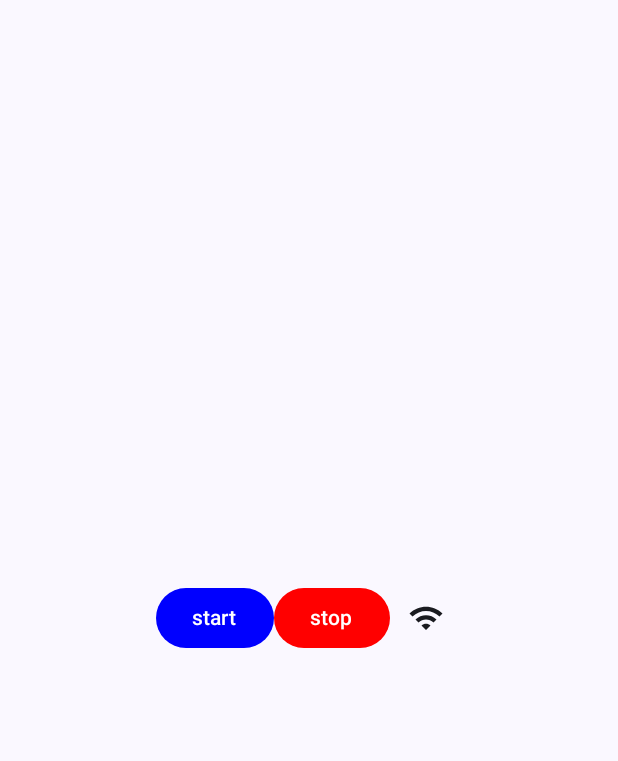
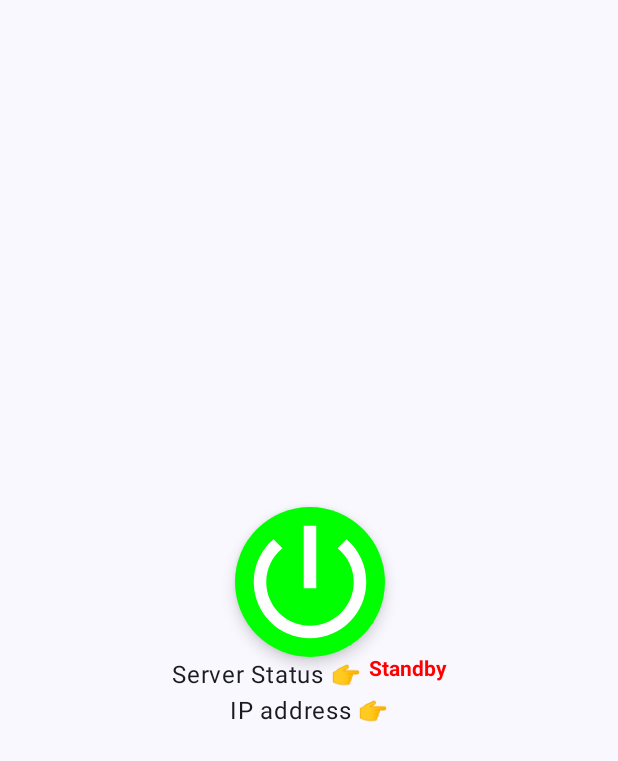
Before and after one commit to Kate941-su/EasyTransferAndroid, an Android app built with Jetpack Compose: the screen it shows after launch (MainActivity), on a phone screen of 412 x 824 dp. Shown: the top 761 px of the screen. Run offline under Robolectric (Android 15) with nearby library versions, the phone set to English and light mode, and no system bars; our stand-ins replace Timber; 2 statements that could not run were skipped.

Commit message:
add: make ui better

```diff
--- a/app/src/main/java/com/kaitokitaya/easytransfer/mainScreen/MainScreen.kt
+++ b/app/src/main/java/com/kaitokitaya/easytransfer/mainScreen/MainScreen.kt
@@ -1,33 +1,50 @@
 package com.kaitokitaya.easytransfer.mainScreen
 
 import androidx.compose.foundation.layout.Arrangement
+import androidx.compose.foundation.layout.Box
 import androidx.compose.foundation.layout.Column
 import androidx.compose.foundation.layout.Row
+import androidx.compose.foundation.layout.fillMaxHeight
 import androidx.compose.foundation.layout.fillMaxSize
+import androidx.compose.foundation.layout.fillMaxWidth
 import androidx.compose.foundation.layout.padding
+import androidx.compose.foundation.layout.size
+import androidx.compose.foundation.shape.CircleShape
 import androidx.compose.material3.Button
 import androidx.compose.material3.ButtonDefaults
+import androidx.compose.material3.FloatingActionButton
 import androidx.compose.material3.Icon
 import androidx.compose.material3.IconButton
 import androidx.compose.material3.Scaffold
+import androidx.compose.material3.Switch
 import androidx.compose.material3.Text
 import androidx.compose.runtime.Composable
 import androidx.compose.runtime.LaunchedEffect
 import androidx.compose.runtime.collectAsState
+import androidx.compose.runtime.getValue
+import androidx.compose.runtime.mutableStateOf
+import androidx.compose.runtime.remember
+import androidx.compose.runtime.saveable.rememberSaveable
+import androidx.compose.runtime.setValue
 import androidx.compose.ui.Alignment
 import androidx.compose.ui.Modifier
 import androidx.compose.ui.graphics.Color
 import androidx.compose.ui.graphics.vector.ImageVector
 import androidx.compose.ui.res.vectorResource
+import androidx.compose.ui.text.TextStyle
+import androidx.compose.ui.text.font.FontWeight
 import androidx.compose.ui.tooling.preview.Preview
+import androidx.compose.ui.unit.dp
 import com.kaitokitaya.easytransfer.R
 import com.kaitokitaya.easytransfer.httpServer.HttpServer
+import com.kaitokitaya.easytransfer.mainScreen.model.ServerStatus
 import com.kaitokitaya.easytransfer.originalType.VoidCallback
 import timber.log.Timber
 
 @Composable
 fun MainScreen(viewModel: MainScreenViewModel) {
     val ipAddress = viewModel.ipAddress.collectAsState()
+    val serverStatus = viewModel.serverStatus.collectAsState()
     LaunchedEffect(Unit) {
         viewModel.startStorageAccessPermissionRequest()
         val dir = viewModel.getDirectoryItem()
@@ -35,41 +52,77 @@ fun MainScreen(viewModel: MainScreenViewModel) {
     }
     MainPage(
         ipAddress = ipAddress.value,
-        onTapStart = { viewModel.onTapStart() },
-        onTapStop = { viewModel.onTapStop() }
+        serverStatus = serverStatus.value,
+        onTapPowerButton = {
+            if (serverStatus.value == ServerStatus.Working) {
+                viewModel.onLoading()
+                viewModel.onStop()
+            } else if (serverStatus.value == ServerStatus.Standby) {
+                viewModel.onLoading()
+                viewModel.onStart()
+            }
+        },
     )
 }
 
 @Composable
 fun MainPage(
     ipAddress: String?,
-    onTapStart: VoidCallback,
-    onTapStop: VoidCallback,
+    serverStatus: ServerStatus,
+    onTapPowerButton: VoidCallback,
 ) {
     Scaffold { innerPadding ->
-        Column(
+        Column(modifier = Modifier.fillMaxSize()) {
+            Box(
                 modifier = Modifier
                     .padding(innerPadding)
-                .fillMaxSize(),
-            verticalArrangement = Arrangement.Center,
-            horizontalAlignment = Alignment.CenterHorizontally,
+                    .fillMaxWidth()
+                    .fillMaxHeight(),
+                contentAlignment = Alignment.Center
             ) {
+                Column(
+                    horizontalAlignment = Alignment.CenterHorizontally
+                ) {
+                    FloatingActionButton(
+                        onClick = onTapPowerButton,
+                        modifier = Modifier.size(100.dp),
+                        containerColor = when (serverStatus) {
+                            ServerStatus.Standby -> Color.Green
+                            ServerStatus.Launching, ServerStatus.Shutdown -> Color.Yellow
+                            ServerStatus.Working -> Color.Red
+                        },
+                        contentColor = Color.White,
+                        shape = CircleShape
+                    ) {
+                        Icon(
+                            imageVector = ImageVector.vectorResource(id = R.drawable.baseline_power_settings_new_24),
+                            contentDescription = "",
+                            modifier = Modifier.fillMaxSize()
+                        )
+                    }
                     Row {
-                Button(onClick = onTapStart, colors = ButtonDefaults.buttonColors(containerColor = Color.Blue)) {
-                    Text(text = "start")
+                        Text(text = "Server Status 👉 ")
+                        Text(
+                            text = serverStatus.stateName,
+                            style = TextStyle(
+                                color = Color.Red,
+                                fontWeight = FontWeight.Bold
+                            )
+                        )
                     }
-                Button(onClick = onTapStop, colors = ButtonDefaults.buttonColors(containerColor = Color.Red)) {
-                    Text(text = "stop")
-                }
-                IconButton(onClick = { }) {
-                    Icon(
-                        imageVector = ImageVector.vectorResource(id = R.drawable.baseline_wifi_24),
-                        contentDescription = "wifi"
+                    Row {
+                        Text(text = "IP address 👉")
+                        if (ipAddress != null) {
+                            Text(
+                                text = "$ipAddress:${HttpServer.PORT}",
+                                style = TextStyle(
+                                    color = Color.Red,
+                                    fontWeight = FontWeight.Bold
+                                )
                             )
                         }
                     }
-            if (ipAddress != null) {
-                Text(text = "Your IP Adress is: $ipAddress:${HttpServer.PORT}")
+                }
             }
         }
     }
@@ -80,7 +133,7 @@ fun MainPage(
 fun MainScreenPreview() {
     MainPage(
         ipAddress = "192.168.1.22:",
-        onTapStart = {},
-        onTapStop = {},
+        serverStatus = ServerStatus.Standby,
+        onTapPowerButton = {}
     )
 }
--- /dev/null
+++ b/app/src/main/java/com/kaitokitaya/easytransfer/mainScreen/model/ServerStatus.kt
@@ -0,0 +1,29 @@
+package com.kaitokitaya.easytransfer.mainScreen.model
+
+sealed class ServerStatus {
+    open val stateName: String = ""
+
+    data object Standby : ServerStatus() {
+        override val stateName: String
+            get() = "Standby"
+    }
+
+    data object Launching : ServerStatus() {
+        override val stateName: String
+            get() = "Launching..."
+    }
+
+    data object Shutdown : ServerStatus() {
+        override val stateName: String
+            get() = "Shutting down..."
+    }
+
+    data object Working : ServerStatus() {
+        override val stateName: String
+            get() = "Working"
+    }
+}
+
+// State transition of ServerStatus
+// ServerStatus.Standby ---(Tap power on)---> ServerStatus.Launching ---(succeeded)---> ServerStatus.Working
+//                     <---              ---- ServerStatus.Shutdown  <---(power off)---
--- /dev/null
+++ b/app/src/main/res/drawable/baseline_power_settings_new_24.xml
@@ -0,0 +1,5 @@
+<vector xmlns:android="http://schemas.android.com/apk/res/android" android:height="24dp" android:tint="#000000" android:viewportHeight="24" android:viewportWidth="24" android:width="24dp">
+
+    <path android:fillColor="@android:color/white" android:pathData="M13,3h-2v10h2L13,3zM17.83,5.17l-1.42,1.42C17.99,7.86 19,9.81 19,12c0,3.87 -3.13,7 -7,7s-7,-3.13 -7,-7c0,-2.19 1.01,-4.14 2.58,-5.42L6.17,5.17C4.23,6.82 3,9.26 3,12c0,4.97 4.03,9 9,9s9,-4.03 9,-9c0,-2.74 -1.23,-5.18 -3.17,-6.83z"/>
+
+</vector>
```
Also changed, not shown: app/src/main/java/com/kaitokitaya/easytransfer/httpServer/HttpServer.kt (+22 -15 lines), app/src/main/java/com/kaitokitaya/easytransfer/mainScreen/MainScreenViewModel.kt (+35 -5 lines). Lines whose indentation alone changed are shown as unchanged.
